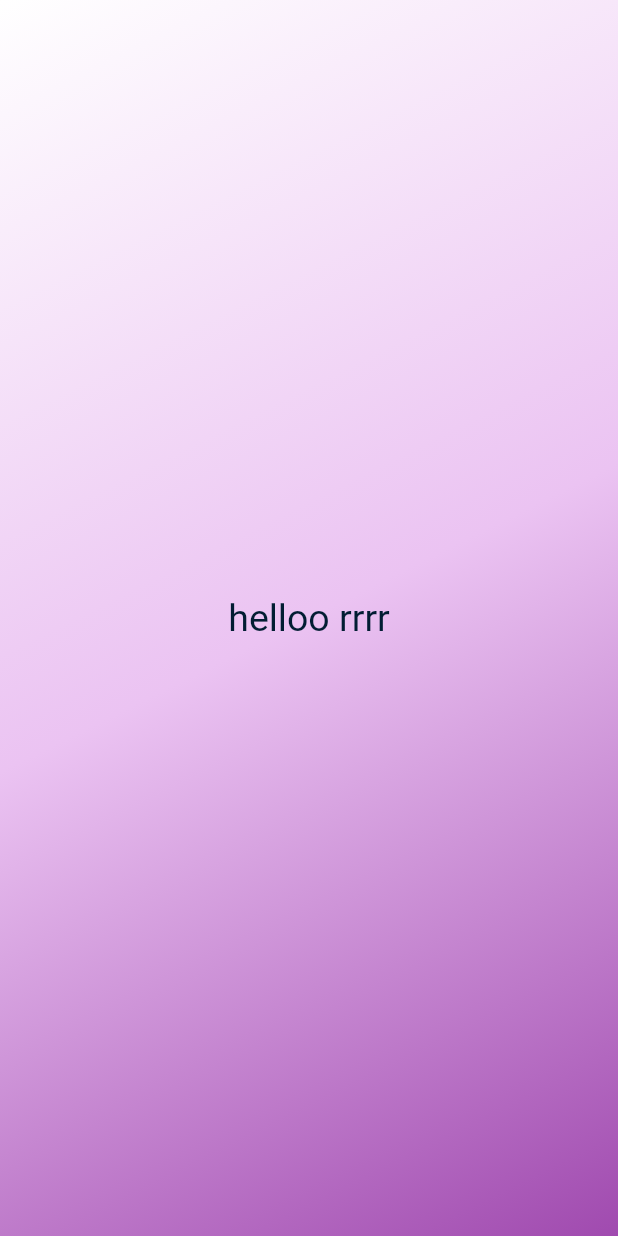
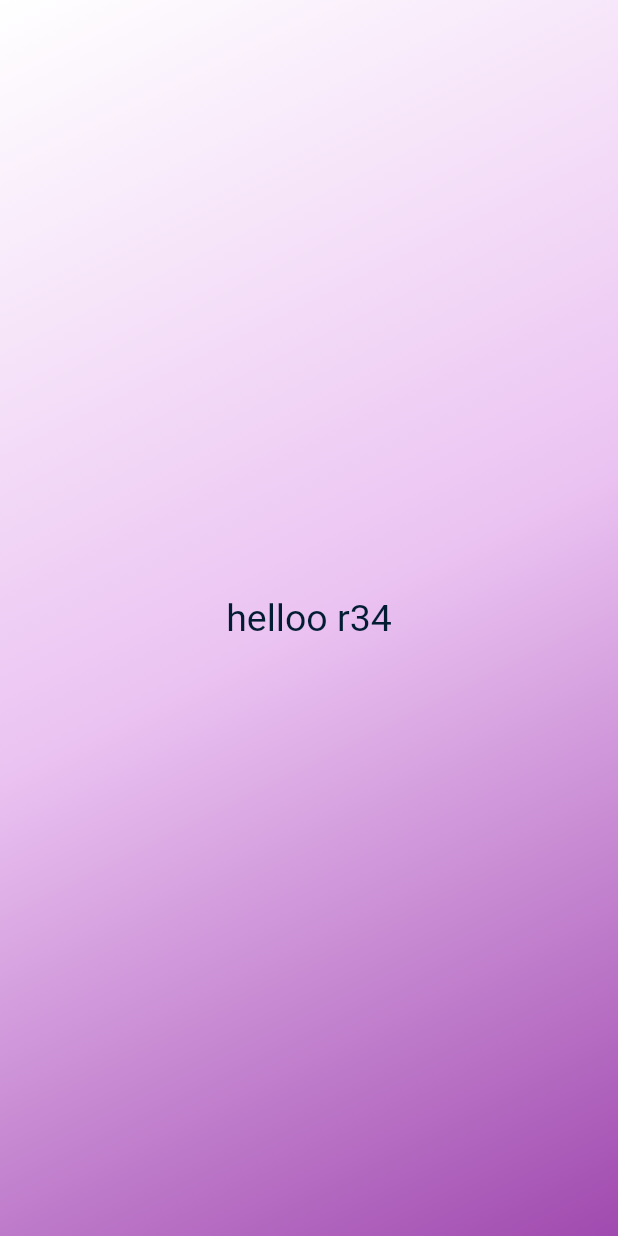
Before and after one commit to AravindaRathnamalala/first_app, a Flutter app: the screen it shows after launch, on a phone screen of 412 x 824 dp. Run offline on Flutter 3.47's test engine with Material 2 defaults, Android fonts, the phone set to English and light mode, and no system bars.

Commit message:
Creating GradientContainer.

```diff
--- a/lib/main.dart
+++ b/lib/main.dart
@@ -4,10 +4,22 @@ import 'package:flutter/material.dart';
 
 void main() {
   runApp(
-    MaterialApp(
+    const MaterialApp(
       home: Scaffold(
         backgroundColor: Color.fromARGB(255, 215, 163, 224),
-        body: Container(
+        body: GradientContainer()
+      ),
+    ),
+  );
+}
+
+class GradientContainer extends StatelessWidget {
+  const GradientContainer({super.key});
+
+  @override
+  Widget build(context) {
+
+    return Container(
           decoration: const BoxDecoration(
             gradient: LinearGradient(colors: [
               Colors.white,
@@ -20,15 +32,16 @@ void main() {
           ),
           child: const Center(
             child: Text(
-              "helloo rrrr",
+              "helloo r34",
               style: TextStyle(
                 color: Color.fromARGB(255, 2, 29, 51),
                 fontSize: 25.0,
               ),
             ),
           ),
-        ),
-      ),
-    ),
-  );
+        );
+
+  }
+
+
 }
```
